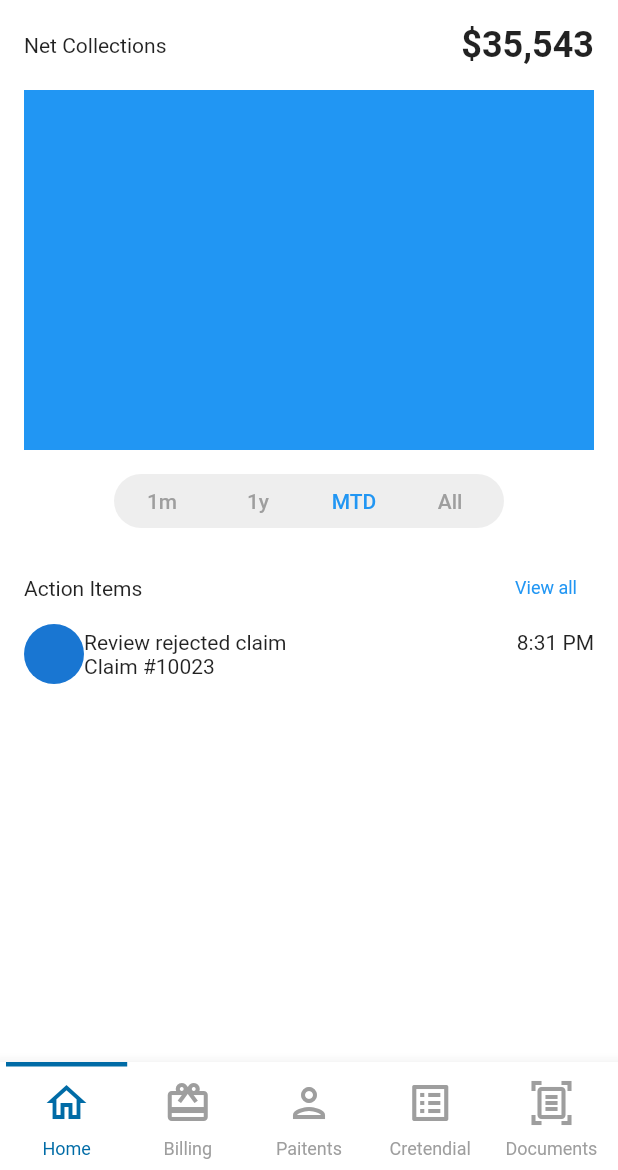
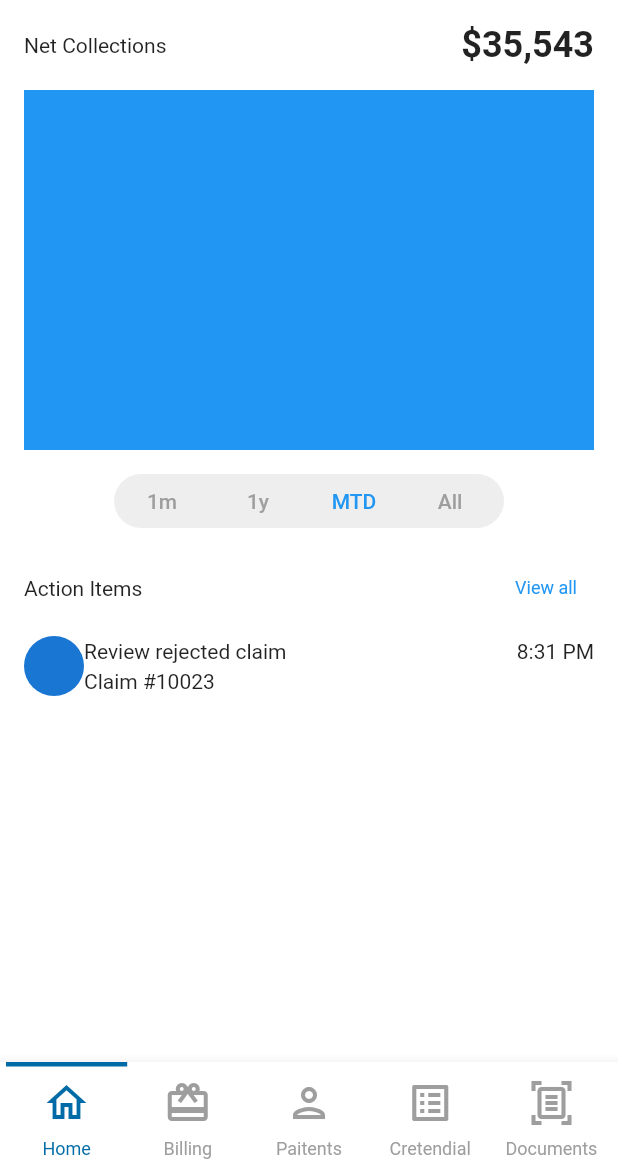
Before and after one commit to JAICHANGPARK/flutter_notebook_chapter_21, a Flutter app: the screen it shows after launch, on a phone screen of 412 x 824 dp, the part 66-1236 px from its top. Run offline on Flutter 3.47's test engine with Material 2 defaults, Android fonts, the phone set to English and light mode, and no system bars; drawn by our look-alikes of badges; our stand-ins replace flutter_riverpod; network calls fail.

Commit message:
Update hc_home_widget.dart

```diff
--- a/lib/ep1201_health_care_app/src/ui/hc_home_widget.dart
+++ b/lib/ep1201_health_care_app/src/ui/hc_home_widget.dart
@@ -81,7 +81,9 @@ class HcHomeWidget extends StatelessWidget {
               ],
             ),
             ...[
-              Row(
+              Padding(
+                padding: const EdgeInsets.symmetric(vertical: 8),
+                child: Row(
                   children: [
                     CircleAvatar(),
                     Expanded(
@@ -95,11 +97,15 @@ class HcHomeWidget extends StatelessWidget {
                               Text("8:31 PM"),
                             ],
                           ),
+                          SizedBox(
+                            height: 4,
+                          ),
                           Text("Claim #10023")
                         ],
                       ),
                     )
                   ],
+                ),
               )
             ]
           ],
```
Lines whose indentation alone changed are shown as unchanged.
